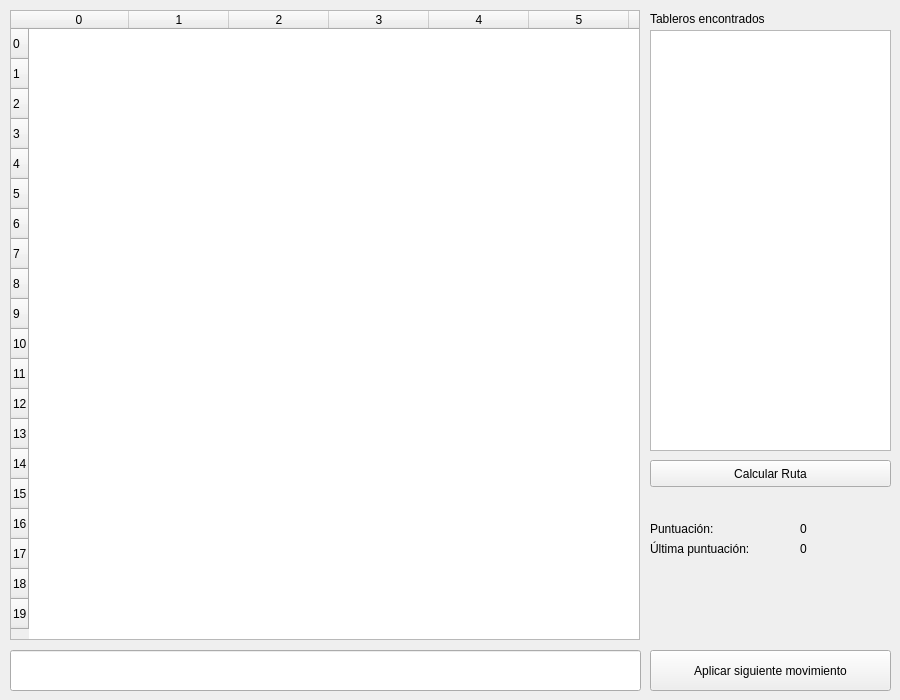
Above: ClickomaniaPath/mainwindow.ui from cristian64/xxccvv before the change. Below: the same form after it.
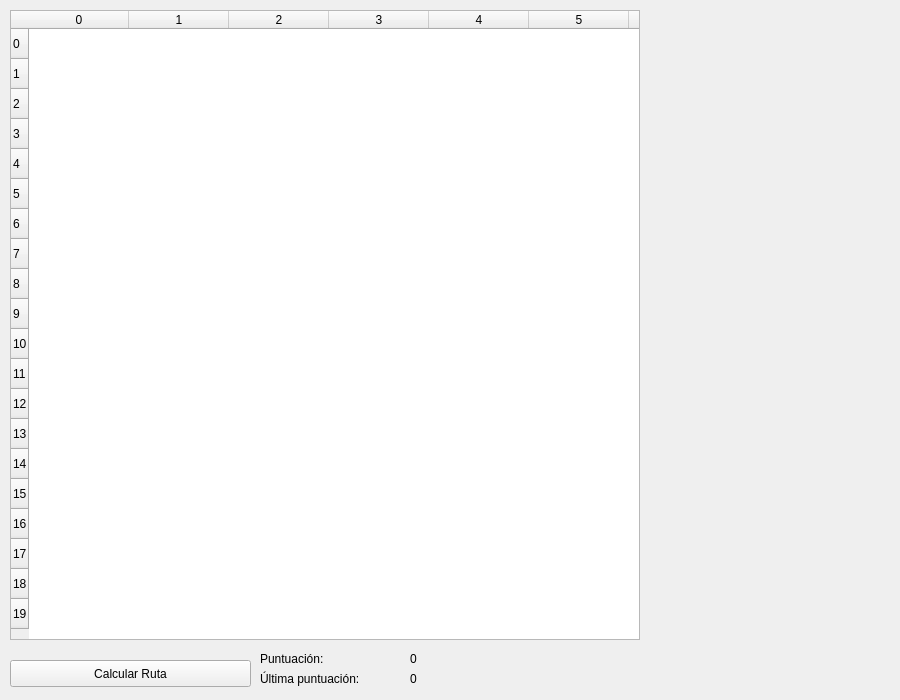
That is the form after the change.

Diff of the .ui file:
```diff
--- a/ClickomaniaPath/mainwindow.ui
+++ b/ClickomaniaPath/mainwindow.ui
@@ -254,24 +254,11 @@
      </property>
     </column>
    </widget>
-   <widget class="QLabel" name="label">
-    <property name="geometry">
-     <rect>
-      <x>650</x>
-      <y>10</y>
-      <width>151</width>
-      <height>17</height>
-     </rect>
-    </property>
-    <property name="text">
-     <string>Tableros encontrados</string>
-    </property>
-   </widget>
    <widget class="QPushButton" name="pushButton">
     <property name="geometry">
      <rect>
-      <x>650</x>
-      <y>460</y>
+      <x>10</x>
+      <y>660</y>
       <width>241</width>
       <height>27</height>
      </rect>
@@ -283,8 +270,8 @@
    <widget class="QLabel" name="label_2">
     <property name="geometry">
      <rect>
-      <x>650</x>
-      <y>520</y>
+      <x>260</x>
+      <y>650</y>
       <width>151</width>
       <height>17</height>
      </rect>
@@ -296,8 +283,8 @@
    <widget class="QLabel" name="label_3">
     <property name="geometry">
      <rect>
-      <x>650</x>
-      <y>540</y>
+      <x>260</x>
+      <y>670</y>
       <width>151</width>
       <height>17</height>
      </rect>
@@ -309,8 +296,8 @@
    <widget class="QLabel" name="label_4">
     <property name="geometry">
      <rect>
-      <x>800</x>
-      <y>520</y>
+      <x>410</x>
+      <y>650</y>
       <width>62</width>
       <height>17</height>
      </rect>
@@ -322,8 +309,8 @@
    <widget class="QLabel" name="label_5">
     <property name="geometry">
      <rect>
-      <x>800</x>
-      <y>540</y>
+      <x>410</x>
+      <y>670</y>
       <width>62</width>
       <height>17</height>
      </rect>
@@ -332,42 +319,6 @@
      <string>0</string>
     </property>
    </widget>
-   <widget class="QLineEdit" name="lineEdit">
-    <property name="geometry">
-     <rect>
-      <x>10</x>
-      <y>650</y>
-      <width>631</width>
-      <height>41</height>
-     </rect>
-    </property>
-    <property name="text">
-     <string/>
-    </property>
-   </widget>
-   <widget class="QPushButton" name="pushButton_2">
-    <property name="geometry">
-     <rect>
-      <x>650</x>
-      <y>650</y>
-      <width>241</width>
-      <height>41</height>
-     </rect>
-    </property>
-    <property name="text">
-     <string>Aplicar siguiente movimiento</string>
-    </property>
-   </widget>
-   <widget class="QListWidget" name="listWidget">
-    <property name="geometry">
-     <rect>
-      <x>650</x>
-      <y>30</y>
-      <width>241</width>
-      <height>421</height>
-     </rect>
-    </property>
-   </widget>
   </widget>
  </widget>
  <layoutdefault spacing="6" margin="11"/>
```
